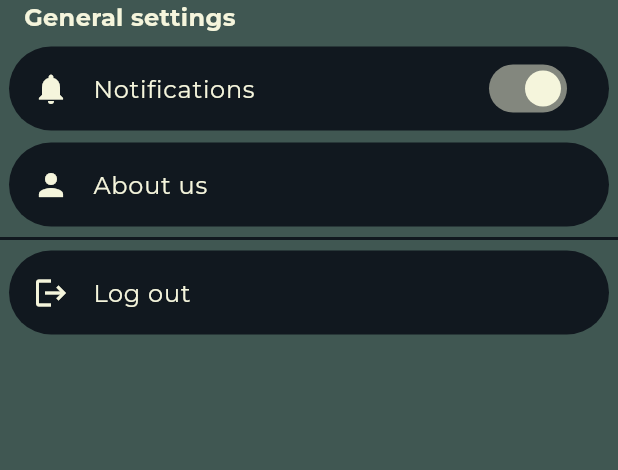
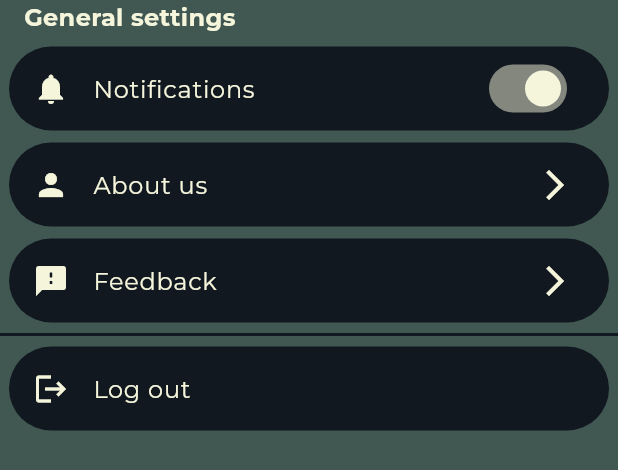
Before and after one commit to Narukarudra09/spacecraft, a Flutter app: the GeneralSettings widget shown alone on an empty page, opened directly, on a phone screen of 412 x 824 dp. Shown: the top 470 px of the screen. Run offline on Flutter 3.47's test engine with Material 3 defaults, Android fonts, the phone set to English and light mode, and no system bars; our stand-ins replace carousel_slider, cloud_firestore, firebase_auth, firebase_core, google_fonts, image_picker and 4 more; accounts and stored records are empty.

Commit message:
update profile and settings

```diff
--- a/lib/main.dart
+++ b/lib/main.dart
@@ -62,9 +62,9 @@ class RoomDesignApp extends StatelessWidget {
           scrolledUnderElevation: 0,
         ),
         textSelectionTheme: const TextSelectionThemeData(
-          cursorColor: Color.fromARGB(255, 17, 24, 31),
-          selectionColor: Color.fromARGB(255, 17, 24, 31),
-          selectionHandleColor: Color.fromARGB(255, 17, 24, 31),
+          cursorColor: Color.fromARGB(255, 64, 87, 82),
+          selectionColor: Color(0xFFF5F5DC),
+          selectionHandleColor: Color(0xFFF5F5DC),
         ),
       ),
       home: const SplashScreen(),
--- a/lib/widget/general_settings.dart
+++ b/lib/widget/general_settings.dart
@@ -57,9 +57,6 @@ class _GeneralSettingsState extends State<GeneralSettings> {
                     ),
                   ),
                 ),
-                /*const SizedBox(
-                height: 8,
-              ),*/
                 ListTile(
                   leading: const Icon(Icons.person, color: Color(0xFFF5F5DC)),
                   tileColor: const Color.fromARGB(255, 17, 24, 31),
@@ -70,57 +67,35 @@ class _GeneralSettingsState extends State<GeneralSettings> {
                       color: const Color(0xFFF5F5DC),
                     ),
                   ),
+                  trailing: const Icon(
+                    Icons.arrow_forward_ios,
+                    color: Color(0xFFF5F5DC),
+                  ),
                   onTap: () => Navigator.push(
                       context,
                       MaterialPageRoute(
                           builder: (context) => const AboutScreen())),
                 ),
-                /*Consumer<SettingsProvider>(
-                  builder: (context, settingsProvider, _) => ListTile(
-                    leading: const Icon(
-                      Icons.admin_panel_settings,
-                      color: Color(0xFFF5F5DC),
-                    ),
-                    title: Text(
-                      'Toggle Admin Status',
-                      style: GoogleFonts.montserrat(
-                        color: const Color(0xFFF5F5DC),
-                      ),
-                    ),
-                    trailing: Switch(
-                      activeColor: const Color(0xFFF5F5DC),
-                      value: settingsProvider.isAdmin,
-                      onChanged: (_) => settingsProvider.toggleAdmin(),
+                ListTile(
+                  leading: const Icon(Icons.feedback_rounded,
+                      color: Color(0xFFF5F5DC)),
+                  tileColor: const Color.fromARGB(255, 17, 24, 31),
+                  shape: const StadiumBorder(),
+                  title: Text(
+                    'Feedback',
+                    style: GoogleFonts.montserrat(
+                      color: const Color(0xFFF5F5DC),
                     ),
                   ),
+                  trailing: const Icon(
+                    Icons.arrow_forward_ios,
+                    color: Color(0xFFF5F5DC),
+                  ),
+                  onTap: () => Navigator.push(
+                      context,
+                      MaterialPageRoute(
+                          builder: (context) => const AboutScreen())),
                 ),
-                if (context.watch<SettingsProvider>().isAdmin) ...[
-                  const Divider(thickness: 2),
-                  Padding(
-                    padding: const EdgeInsets.all(16.0),
-                    child: Text(
-                      'Admin Panel',
-                      style: GoogleFonts.montserrat(
-                        fontSize: 20,
-                        fontWeight: FontWeight.bold,
-                        color: const Color.fromARGB(255, 21, 27, 31),
-                      ),
-                    ),
-                  ),
-                  ListTile(
-                      leading:
-                          const Icon(Icons.add_box, color: Color(0xFFF5F5DC)),
-                      title: Text(
-                        'Add New Room',
-                        style: GoogleFonts.montserrat(
-                          color: const Color(0xFFF5F5DC),
-                        ),
-                      ),
-                      onTap: () => Navigator.push(context,
-                              MaterialPageRoute(builder: (context) {
-                            return const AddRoomDialog();
-                          }))),
-                ],*/
               ]),
         ),
         const Divider(
```
Also changed, not shown: assets/logo.json (+1 -1 lines), lib/screens/add_room_dialog.dart (+14 -13 lines), lib/screens/update_profile_screen.dart (+14 -5 lines).
